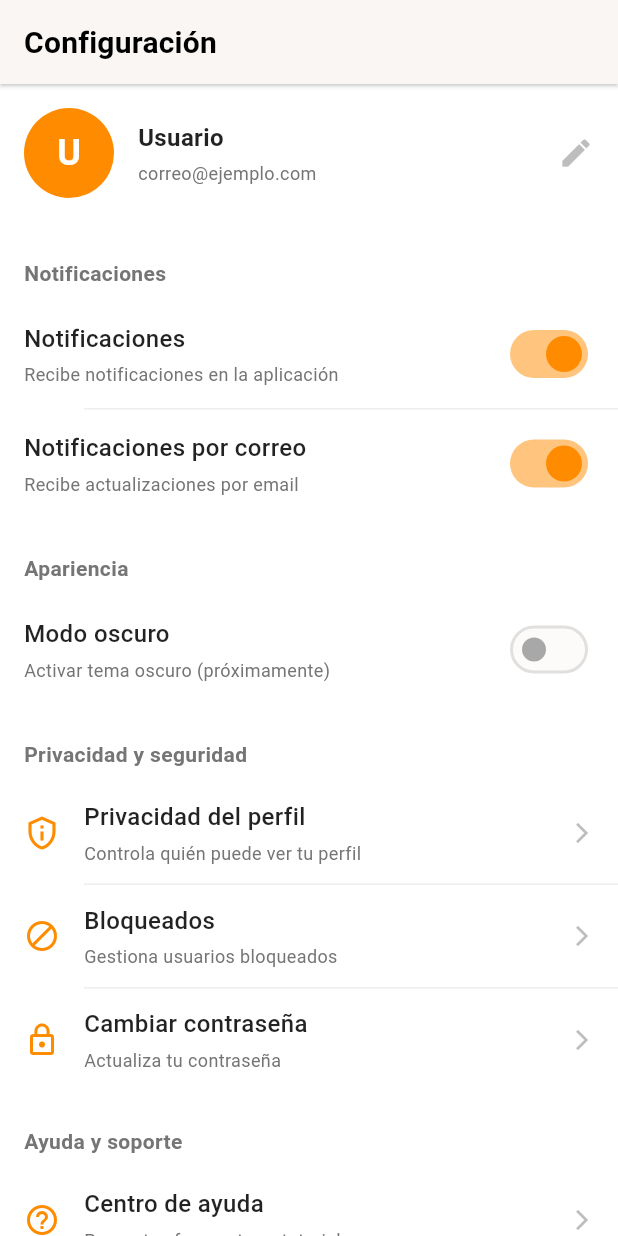
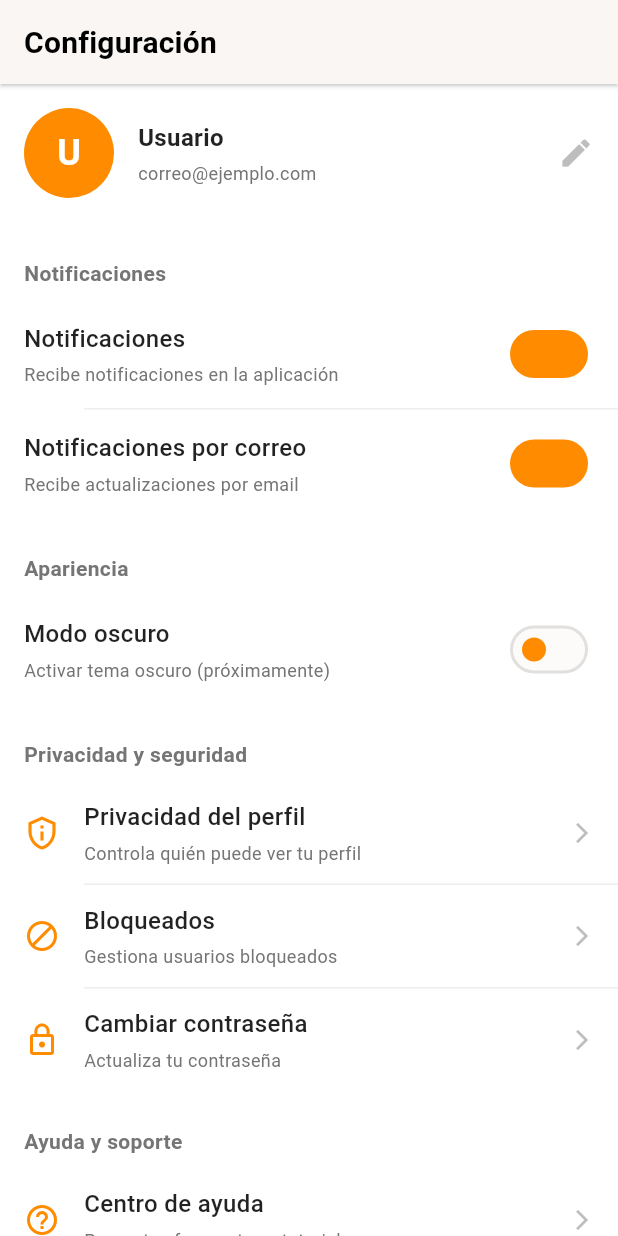
Before and after one commit to Wil-cristian/redsocial-yo-minero, a Flutter app: the SettingsPage screen opened directly, on a phone screen of 412 x 824 dp. Run offline on Flutter 3.47's test engine with Material 3 defaults, Android fonts, the phone set to English and light mode, and no system bars; our stand-ins replace flutter_dotenv, get_it, shared_preferences, supabase_flutter; missing offline and left inert: dart:html; accounts and stored records are empty.

Commit message:
Update task assignment dialog to include priority selection
Refactors the task assignment dialog in `company_employees_page.dart` to use `StatefulBuilder` and allows users to select a priority level for the task. Also updates the thumb color for the switch in `settings_page.dart`.

Replit-Commit-Author: Agent
Replit-Commit-Session-Id: da8c4b17-fe48-481f-a95b-01ab350d1f02
Replit-Commit-Checkpoint-Type: full_checkpoint
Replit-Commit-Screenshot-Url: https://storage.googleapis.com/screenshot-production-us-central1/32b5303a-ab54-44d1-aee6-5e44f6842ad0/da8c4b17-fe48-481f-a95b-01ab350d1f02/1yDtcbp

```diff
--- a/lib/settings_page.dart
+++ b/lib/settings_page.dart
@@ -311,7 +311,7 @@ class _SettingsPageState extends State<SettingsPage> {
           Switch(
             value: value,
             onChanged: enabled ? onChanged : null,
-            activeThumbColor: DashboardColors.primary,
+            thumbColor: WidgetStateProperty.all(DashboardColors.primary),
           ),
         ],
       ),
```
Also changed, not shown: lib/company_employees_page.dart (+6 -2 lines), pubspec.lock, 3 other files.
